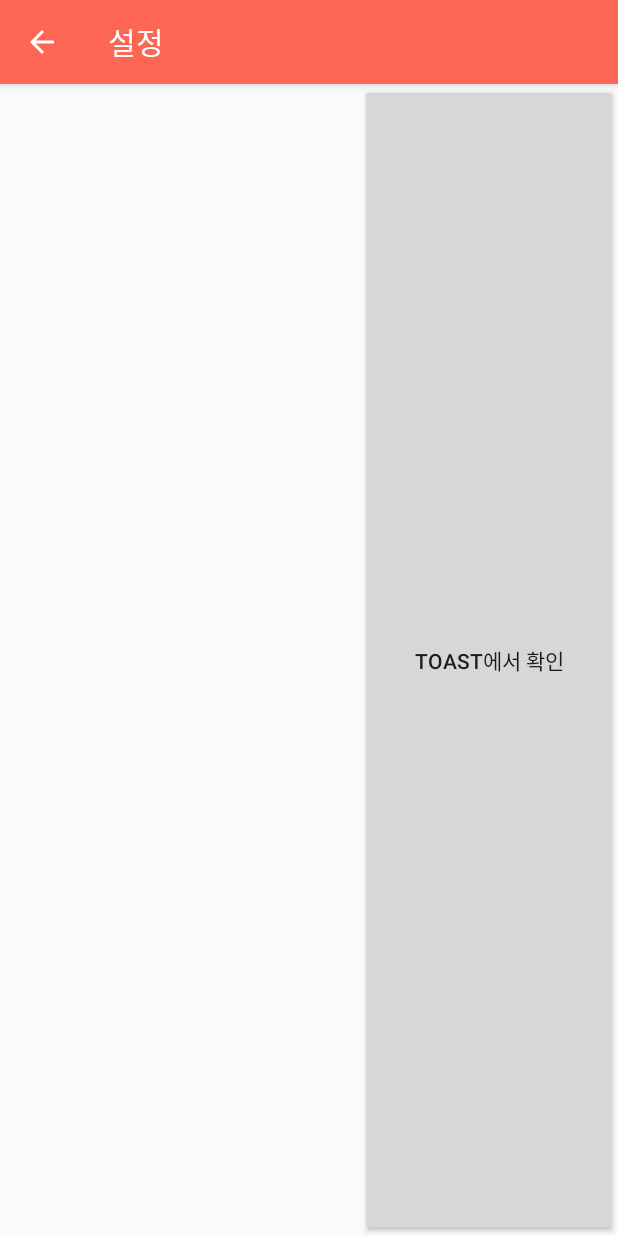
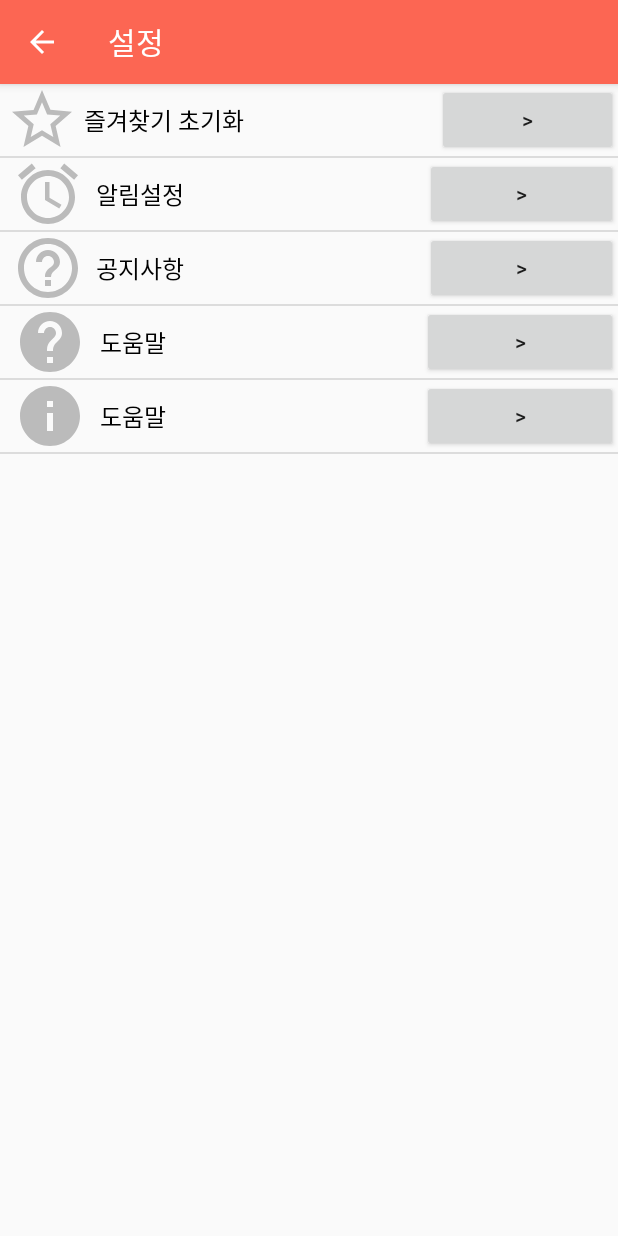
Before and after one commit to withJH/SubwayApp, an Android app: the common_setting screen opened directly, with no data from a screen before it, on a phone screen of 412 x 824 dp. Run offline under Robolectric (Android 15) with nearby library versions, the phone set to English and light mode, and no system bars.

Commit message:
-설정 페이지 구현중(아직 오류남)  -drawable 파일에 아이콘 추가  -설정 페이지를 위한 자바클래스(2개)와 xml파일(2개) 추가

```diff
--- /dev/null
+++ b/app/src/main/java/com/example/choijh/subwayapp/ListViewBtnAdapter.java
@@ -0,0 +1,92 @@
+package com.example.choijh.subwayapp;
+
+import android.app.Activity;
+import android.content.Context;
+import android.content.Intent;
+import android.graphics.Bitmap;
+import android.graphics.BitmapFactory;
+import android.graphics.drawable.BitmapDrawable;
+import android.graphics.drawable.Drawable;
+import android.view.LayoutInflater;
+import android.view.View;
+import android.view.ViewGroup;
+import android.widget.ArrayAdapter;
+import android.widget.Button;
+import android.widget.ImageView;
+import android.widget.TextView;
+
+import java.io.ByteArrayOutputStream;
+import java.util.ArrayList;
+
+//ArrayAdapter에서 상속한 Custom Adapter 생성//
+
+public class ListViewBtnAdapter extends ArrayAdapter implements View.OnClickListener  {
+    // 버튼 클릭 이벤트를 위한 Listener 인터페이스 정의.
+    public interface ListBtnClickListener {
+        void onListBtnClick(int position) ;
+    }
+
+    // 생성자로부터 전달된 resource id 값을 저장.
+    int resourceId ;
+    // 생성자로부터 전달된 ListBtnClickListener  저장.
+    private ListBtnClickListener listBtnClickListener ;
+
+
+    // ListViewBtnAdapter 생성자. 마지막에 ListBtnClickListener 추가.
+    ListViewBtnAdapter(Context context, int resource, ArrayList<ListViewBtnItem> list, ListBtnClickListener clickListener) {
+        super(context, resource, list) ;
+
+        // resource id 값 복사. (super로 전달된 resource를 참조할 방법이 없음.)
+        this.resourceId = resource ;
+
+        this.listBtnClickListener = clickListener ;
+    }
+
+    // 새롭게 만든 Layout을 위한 View를 생성하는 코드
+    @Override
+    public View getView(int position, View convertView, ViewGroup parent) {
+        final int pos = position ;
+        final Context context = parent.getContext();
+
+        // 생성자로부터 저장된 resourceId(listview_btn_item)에 해당하는 Layout을 inflate하여 convertView 참조 획득.
+        if (convertView == null) {
+            LayoutInflater inflater = (LayoutInflater) context.getSystemService(Context.LAYOUT_INFLATER_SERVICE);
+            convertView = inflater.inflate(this.resourceId/*R.layout.listview_btn_item*/, parent, false);
+        }
+
+        // 화면에 표시될 View(Layout이 inflate된)로부터 위젯에 대한 참조 획득
+        final ImageView iconImageView = (ImageView) convertView.findViewById(R.id.imageview_set);
+        final TextView textTextView = (TextView) convertView.findViewById(R.id.textview_set);
+
+        // Data Set(listViewItemList)에서 position에 위치한 데이터 참조 획득
+        final ListViewBtnItem listViewItem = (ListViewBtnItem) getItem(position);
+
+        // 아이템 내 각 위젯에 데이터 반영
+        iconImageView.setImageDrawable(listViewItem.getIcon());
+        textTextView.setText(listViewItem.getText());
+
+        // button1 클릭 시 TextView(textView1)의 내용 변경.
+        Button button1 = (Button) convertView.findViewById(R.id.button_set);
+        button1.setOnClickListener(new Button.OnClickListener() {
+            public void onClick(View v) {
+                textTextView.setText(Integer.toString(pos + 1) + "번 아이템 선택.");
+            }
+        });
+
+        // button2의 TAG에 position값 지정. Adapter를 click listener로 지정.
+        Button button2 = (Button) convertView.findViewById(R.id.button_set);
+        button2.setTag(position);
+        button2.setOnClickListener(this);
+
+        return convertView;
+    }
+
+    // button2가 눌려졌을 때 실행되는 onClick함수.
+    public void onClick(View v) {
+        // ListBtnClickListener(MainActivity)의 onListBtnClick() 함수 호출.
+        if (this.listBtnClickListener != null) {
+            this.listBtnClickListener.onListBtnClick((int)v.getTag()) ;
+        }
+    }
+
+}
--- /dev/null
+++ b/app/src/main/java/com/example/choijh/subwayapp/ListViewBtnItem.java
@@ -0,0 +1,23 @@
+package com.example.choijh.subwayapp;
+
+import android.graphics.drawable.Drawable;
+
+//listview 아이템 데이터 클래스 생성
+public class ListViewBtnItem {
+    private Drawable iconDrawable ;
+    private String textStr ;
+
+    public void setIcon(Drawable icon) {
+        iconDrawable = icon ;
+    }
+    public void setText(String text) {
+        textStr = text ;
+    }
+
+    public Drawable getIcon() {
+        return this.iconDrawable ;
+    }
+    public String getText() {
+        return this.textStr ;
+    }
+}
--- a/app/src/main/java/com/example/choijh/subwayapp/common_setting.java
+++ b/app/src/main/java/com/example/choijh/subwayapp/common_setting.java
@@ -1,13 +1,24 @@
 package com.example.choijh.subwayapp;
 
+import android.support.v4.content.ContextCompat;
 import android.support.v4.view.GravityCompat;
 import android.support.v4.widget.DrawerLayout;
 import android.support.v7.app.AppCompatActivity;
 import android.os.Bundle;
 import android.support.v7.widget.Toolbar;
+import android.view.LayoutInflater;
 import android.view.MenuItem;
+import android.view.View;
+import android.view.ViewGroup;
+import android.widget.AdapterView;
+import android.widget.ListView;
+import android.widget.Toast;
 
-public class common_setting extends AppCompatActivity {
+import java.util.ArrayList;
+import java.util.*;
+import java.util.List;
+
+public class common_setting extends AppCompatActivity implements ListViewBtnAdapter.ListBtnClickListener {
 
     @Override
     protected void onCreate(Bundle savedInstanceState) {
@@ -18,54 +29,34 @@
         //getSupportActionBar().setDisplayShowTitleEnabled(false); //원래 툴바 타이틀(제목)없애줌
         setTitle("설정");
         getSupportActionBar().setDisplayHomeAsUpEnabled(true); // 뒤로가기 버튼
-        /*    <item android:title="앱 설정">
-        <menu>
-            <item
-                android:id="@+id/fav_bye"
-                android:icon="@drawable/ic_menu_share"
-                android:title="즐겨찾기 초기화" />
-            <item
-                android:id="@+id/alarm_setting"
-                android:icon="@drawable/ic_menu_send"
-                android:title="알림설정" />
-        </menu>
-    </item>
-    <item android:title="앱 관리">
-        <menu>
-            <item
-                android:id="@+id/notice"
-                android:icon="@drawable/ic_menu_share"
-                android:title="공지사항" />
-            <item
-                android:id="@+id/help"
-                android:icon="@drawable/ic_menu_send"
-                android:title="도움말" />
-            <item
-                android:id="@+id/send3"
-                android:icon="@drawable/ic_menu_send"
-                android:title="문의하기" />
-            <item
-                android:id="@+id/app_ver"
-                android:icon="@drawable/ic_menu_send"
-                android:title="앱 버전" />
-            <item
-                android:id="@+id/info"
-                android:icon="@drawable/ic_menu_send"
-                android:title="개인정보 처리방침??" />
-            <item
-                android:id="@+id/license"
-                android:icon="@drawable/ic_menu_send"
-                android:title="오픈소스 라이선스" />
-            <item
-                android:id="@+id/info2"
-                android:icon="@drawable/ic_menu_send"
-                android:title="이용약관" />
-            <item
-                android:id="@+id/info3"
-                android:icon="@drawable/ic_menu_send"
-                android:title="위치기반 서비스 이용약관" />
-        </menu>
-    </item>*/
+
+        //Adapter 및 ListView 생성
+        ListView listView;
+        ListViewBtnAdapter adapter;
+        ArrayList<ListViewBtnItem> items = new ArrayList<ListViewBtnItem>();
+
+        //items 로드
+        loadItemsFromDB(items);
+
+        // Adapter 생성
+        adapter = new ListViewBtnAdapter(common_setting.this, R.layout.listview_btn_item, items, this) ;
+
+        // 리스트뷰 참조 및 Adapter달기
+        listView = (ListView) findViewById(R.id.listview_set);
+        listView.setAdapter(adapter);
+
+        // 위에서 생성한 listview에 클릭 이벤트 핸들러 정의.
+        listView.setOnItemClickListener(new AdapterView.OnItemClickListener() {
+            @Override
+            public void onItemClick(AdapterView parent, View v, int position, long id) {
+                // TODO : item click
+            }
+        }) ;
+    }
+
+    @Override
+    public void onListBtnClick(int position) {
+        Toast.makeText(this, Integer.toString(position+1) + " Item is selected..", Toast.LENGTH_SHORT).show() ;
     }
 
     @Override
@@ -88,4 +79,44 @@
             super.onBackPressed();
         }
     }
+
+    //ArrayList에 데이터를 로드하는 loadItemsFromDB() 함수 추가
+    public boolean loadItemsFromDB(ArrayList<ListViewBtnItem> list) {
+        ListViewBtnItem item ;
+
+        if (list == null) {
+            list = new ArrayList<ListViewBtnItem>() ;
+        }
+
+        // 아이템 생성.
+        //앱설정(즐겨찾기 초기화, 알림설정),
+        // 앱 관리(공지사항, 도움말, 문의하기, 앱 버전, 개인정보 처리방침?, 오픈소스 라이선스,
+        //이용약관, 위치기반 서비스 이용약관)
+        item = new ListViewBtnItem() ;
+        item.setIcon(ContextCompat.getDrawable(this, R.drawable.ic_star_border_black_24dp)) ;
+        item.setText("즐겨찾기 초기화") ;
+        list.add(item) ;
+
+        item = new ListViewBtnItem() ;
+        item.setIcon(ContextCompat.getDrawable(this, R.drawable.ic_access_alarm_black_24dp)) ;
+        item.setText("알림설정") ;
+        list.add(item) ;
+
+        item = new ListViewBtnItem() ;
+        item.setIcon(ContextCompat.getDrawable(this, R.drawable.ic_help_outline_black_24dp)) ;
+        item.setText("공지사항") ;
+        list.add(item) ;
+
+        item = new ListViewBtnItem() ;
+        item.setIcon(ContextCompat.getDrawable(this, R.drawable.ic_help_black_24dp)) ;
+        item.setText("도움말") ;
+        list.add(item) ;
+
+        item = new ListViewBtnItem() ;
+        item.setIcon(ContextCompat.getDrawable(this, R.drawable.ic_info_black_24dp)) ;
+        item.setText("도움말") ;
+        list.add(item) ;
+
+        return true ;
+    }
 }
--- /dev/null
+++ b/app/src/main/res/drawable/ic_access_alarm_black_24dp.xml
@@ -0,0 +1,5 @@
+<vector android:height="24dp" android:tint="#BBBBBB"
+    android:viewportHeight="24.0" android:viewportWidth="24.0"
+    android:width="24dp" xmlns:android="http://schemas.android.com/apk/res/android">
+    <path android:fillColor="#FF000000" android:pathData="M22,5.72l-4.6,-3.86 -1.29,1.53 4.6,3.86L22,5.72zM7.88,3.39L6.6,1.86 2,5.71l1.29,1.53 4.59,-3.85zM12.5,8L11,8v6l4.75,2.85 0.75,-1.23 -4,-2.37L12.5,8zM12,4c-4.97,0 -9,4.03 -9,9s4.02,9 9,9c4.97,0 9,-4.03 9,-9s-4.03,-9 -9,-9zM12,20c-3.87,0 -7,-3.13 -7,-7s3.13,-7 7,-7 7,3.13 7,7 -3.13,7 -7,7z"/>
+</vector>
--- /dev/null
+++ b/app/src/main/res/drawable/ic_help_black_24dp.xml
@@ -0,0 +1,5 @@
+<vector android:height="24dp" android:tint="#BBBBBB"
+    android:viewportHeight="24.0" android:viewportWidth="24.0"
+    android:width="24dp" xmlns:android="http://schemas.android.com/apk/res/android">
+    <path android:fillColor="#FF000000" android:pathData="M12,2C6.48,2 2,6.48 2,12s4.48,10 10,10 10,-4.48 10,-10S17.52,2 12,2zM13,19h-2v-2h2v2zM15.07,11.25l-0.9,0.92C13.45,12.9 13,13.5 13,15h-2v-0.5c0,-1.1 0.45,-2.1 1.17,-2.83l1.24,-1.26c0.37,-0.36 0.59,-0.86 0.59,-1.41 0,-1.1 -0.9,-2 -2,-2s-2,0.9 -2,2L8,9c0,-2.21 1.79,-4 4,-4s4,1.79 4,4c0,0.88 -0.36,1.68 -0.93,2.25z"/>
+</vector>
--- /dev/null
+++ b/app/src/main/res/drawable/ic_help_outline_black_24dp.xml
@@ -0,0 +1,5 @@
+<vector android:height="24dp" android:tint="#BBBBBB"
+    android:viewportHeight="24.0" android:viewportWidth="24.0"
+    android:width="24dp" xmlns:android="http://schemas.android.com/apk/res/android">
+    <path android:fillColor="#FF000000" android:pathData="M11,18h2v-2h-2v2zM12,2C6.48,2 2,6.48 2,12s4.48,10 10,10 10,-4.48 10,-10S17.52,2 12,2zM12,20c-4.41,0 -8,-3.59 -8,-8s3.59,-8 8,-8 8,3.59 8,8 -3.59,8 -8,8zM12,6c-2.21,0 -4,1.79 -4,4h2c0,-1.1 0.9,-2 2,-2s2,0.9 2,2c0,2 -3,1.75 -3,5h2c0,-2.25 3,-2.5 3,-5 0,-2.21 -1.79,-4 -4,-4z"/>
+</vector>
--- /dev/null
+++ b/app/src/main/res/drawable/ic_info_black_24dp.xml
@@ -0,0 +1,5 @@
+<vector android:height="24dp" android:tint="#BBBBBB"
+    android:viewportHeight="24.0" android:viewportWidth="24.0"
+    android:width="24dp" xmlns:android="http://schemas.android.com/apk/res/android">
+    <path android:fillColor="#FF000000" android:pathData="M12,2C6.48,2 2,6.48 2,12s4.48,10 10,10 10,-4.48 10,-10S17.52,2 12,2zM13,17h-2v-6h2v6zM13,9h-2L11,7h2v2z"/>
+</vector>
--- /dev/null
+++ b/app/src/main/res/drawable/ic_star_border_black_24dp.xml
@@ -0,0 +1,5 @@
+<vector android:height="24dp" android:tint="#BBBBBB"
+    android:viewportHeight="24.0" android:viewportWidth="24.0"
+    android:width="24dp" xmlns:android="http://schemas.android.com/apk/res/android">
+    <path android:fillColor="#FF000000" android:pathData="M22,9.24l-7.19,-0.62L12,2 9.19,8.63 2,9.24l5.46,4.73L5.82,21 12,17.27 18.18,21l-1.63,-7.03L22,9.24zM12,15.4l-3.76,2.27 1,-4.28 -3.32,-2.88 4.38,-0.38L12,6.1l1.71,4.04 4.38,0.38 -3.32,2.88 1,4.28L12,15.4z"/>
+</vector>
--- a/app/src/main/res/layout/activity_common_setting.xml
+++ b/app/src/main/res/layout/activity_common_setting.xml
@@ -7,31 +7,8 @@
     android:layout_height="match_parent"
     android:fitsSystemWindows="true"
     tools:openDrawer="start">
-    <LinearLayout
-        android:orientation="horizontal"
+    <ListView
+        android:id="@+id/listview_set"
         android:layout_width="match_parent"
-        android:layout_height="match_parent">
-        <ImageView
-            android:layout_width="wrap_content"
-            android:layout_height="match_parent"
-            android:id="@+id/imageView1"
-            android:layout_weight="1" />
-
-        <TextView
-            android:layout_width="wrap_content"
-            android:layout_height="match_parent"
-            android:text=""
-            android:id="@+id/textView1"
-            android:textSize="16dp"
-            android:textColor="#000000"
-            android:gravity="center_vertical"
-            android:layout_weight="4" />
-
-        <Button
-            android:id="@+id/button2"
-            android:layout_width="wrap_content"
-            android:layout_height="match_parent"
-            android:text="Toast에서 확인"
-            android:layout_weight="1" />
-    </LinearLayout>
+        android:layout_height="match_parent"/>
 </android.support.v4.widget.DrawerLayout>
--- /dev/null
+++ b/app/src/main/res/layout/listview_btn_item.xml
@@ -0,0 +1,29 @@
+<?xml version="1.0" encoding="utf-8"?>
+<LinearLayout xmlns:android="http://schemas.android.com/apk/res/android"
+    android:orientation="horizontal" android:layout_width="match_parent"
+    android:layout_height="match_parent">
+
+    <ImageView
+        android:layout_width="wrap_content"
+        android:layout_height="match_parent"
+        android:id="@+id/imageview_set"
+        android:layout_weight="1" />
+
+    <TextView
+        android:layout_width="wrap_content"
+        android:layout_height="match_parent"
+        android:text=""
+        android:id="@+id/textview_set"
+        android:textSize="16dp"
+        android:textColor="#000000"
+        android:gravity="center_vertical"
+        android:layout_weight="4" />
+
+    <Button
+        android:id="@+id/button_set"
+        android:layout_width="wrap_content"
+        android:layout_height="match_parent"
+        android:text=">"
+        android:layout_weight="1" />
+
+</LinearLayout>
```
